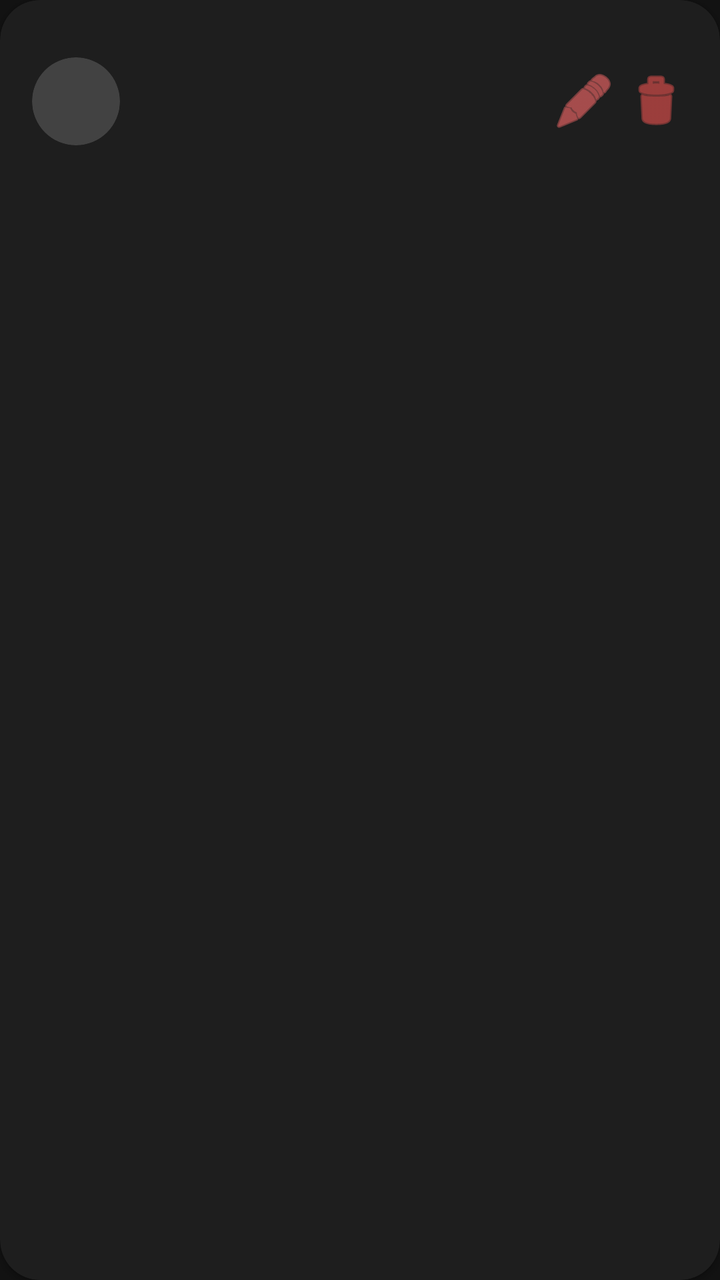
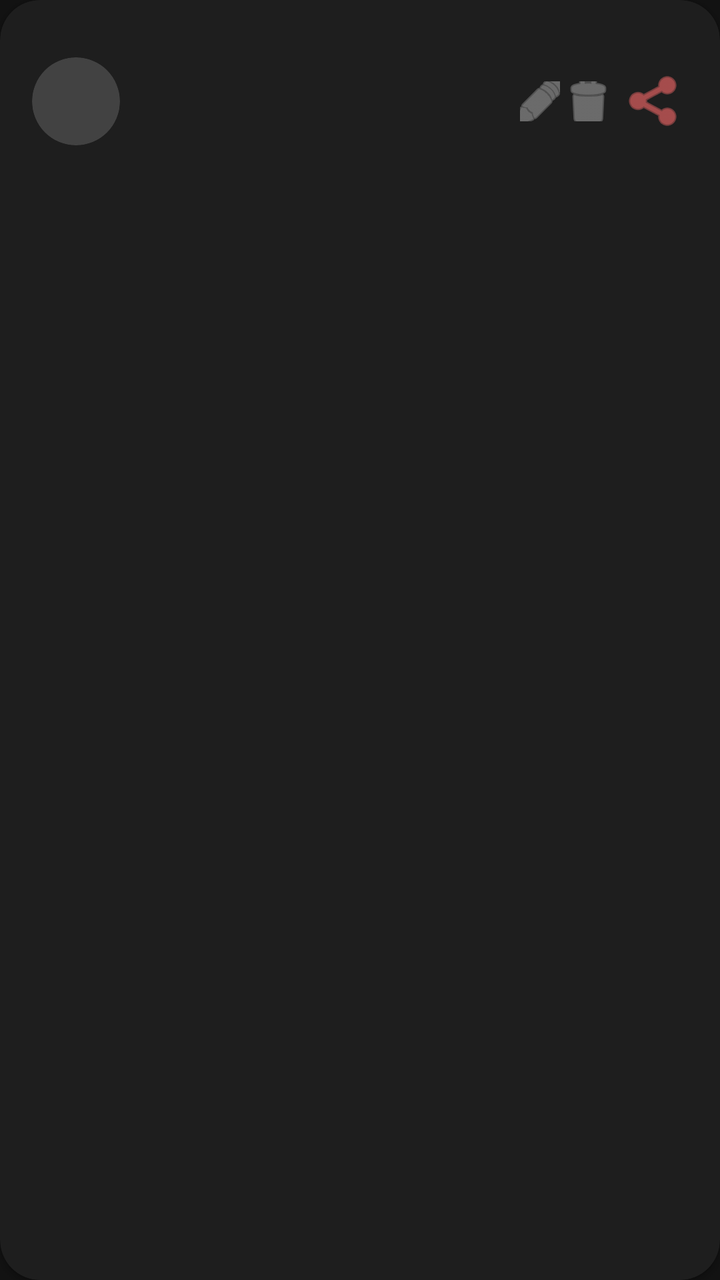

The first picture is an Android layout as it rendered before a commit; the second is the same layout after the commit. The layout source and the unified diff follow.
<!-- AndroidManifest.xml: application theme Theme.FinancialManagement -->
<!-- res/layout/item_transaction.xml -->
<?xml version="1.0" encoding="utf-8"?>
<androidx.cardview.widget.CardView xmlns:android="http://schemas.android.com/apk/res/android"
    xmlns:app="http://schemas.android.com/apk/res-auto"
    android:layout_width="match_parent"
    android:layout_height="wrap_content"
    android:layout_margin="8dp"
    app:cardCornerRadius="20dp"
    app:cardElevation="2dp"
    app:cardBackgroundColor="@color/surface">

    <LinearLayout
        android:layout_width="match_parent"
        android:layout_height="wrap_content"
        android:orientation="horizontal"
        android:padding="16dp"
        android:gravity="center_vertical">

        <androidx.cardview.widget.CardView
            android:layout_width="44dp"
            android:layout_height="44dp"
            app:cardCornerRadius="22dp"
            app:cardElevation="0dp">

            <ImageView
                android:id="@+id/iv_avatar"
                android:layout_width="match_parent"
                android:layout_height="match_parent"
                android:scaleType="centerCrop" />
        </androidx.cardview.widget.CardView>

        <LinearLayout
            android:layout_width="0dp"
            android:layout_height="wrap_content"
            android:layout_weight="1"
            android:layout_marginStart="12dp"
            android:orientation="vertical">

            <LinearLayout
                android:layout_width="match_parent"
                android:layout_height="wrap_content"
                android:orientation="horizontal"
                android:gravity="center_vertical">

                <TextView
                    android:id="@+id/tv_type"
                    android:layout_width="wrap_content"
                    android:layout_height="wrap_content"
                    android:textSize="11sp"
                    android:paddingHorizontal="10dp"
                    android:paddingVertical="4dp"
                    android:textColor="@color/white" />

                <TextView
                    android:id="@+id/tv_amount"
                    android:layout_width="wrap_content"
                    android:layout_height="wrap_content"
                    android:layout_marginStart="10dp"
                    android:textSize="18sp"
                    android:textStyle="bold" />
            </LinearLayout>

            <TextView
                android:id="@+id/tv_person_event"
                android:layout_width="wrap_content"
                android:layout_height="wrap_content"
                android:layout_marginTop="6dp"
                android:textSize="14sp"
                android:textColor="@color/on_surface" />

            <TextView
                android:id="@+id/tv_datetime"
                android:layout_width="wrap_content"
                android:layout_height="wrap_content"
                android:layout_marginTop="4dp"
                android:textSize="12sp"
                android:textColor="@color/gray" />
        </LinearLayout>

        <ImageButton
            android:id="@+id/btn_edit"
            android:layout_width="32dp"
            android:layout_height="32dp"
            android:padding="4dp"
            android:background="?attr/selectableItemBackgroundBorderless"
            android:src="@android:drawable/ic_menu_edit"
            android:tint="@color/primary"
            android:contentDescription="@string/edit_record" />

        <ImageButton
            android:id="@+id/btn_delete"
            android:layout_width="32dp"
            android:layout_height="32dp"
            android:padding="4dp"
            android:layout_marginStart="4dp"
            android:background="?attr/selectableItemBackgroundBorderless"
            android:src="@android:drawable/ic_menu_delete"
            android:tint="@color/expense_red"
            android:contentDescription="@string/delete" />
    </LinearLayout>

</androidx.cardview.widget.CardView>
<!-- resources referenced by this layout -->
<resources>
  <color name="expense_red">#FFEF5350</color>
  <color name="gray">#FF9E9E9E</color>
  <color name="on_surface">#FFFFFFFF</color>
  <color name="primary">#FF6B6B</color>
  <color name="surface">#FF1E1E1E</color>
  <color name="white">#FFFFFFFF</color>
  <string name="delete">删除</string>
  <string name="edit_record">编辑记录</string>
  <style name="Theme.FinancialManagement" parent="Theme.Material3.Dark.NoActionBar">
          <item name="colorPrimary">@color/primary</item>
          <item name="colorPrimaryVariant">@color/primary_dark</item>
          <item name="colorOnPrimary">@color/white</item>
          <item name="colorSecondary">@color/accent</item>
          <item name="colorSecondaryVariant">@color/accent_dark</item>
          <item name="colorOnSecondary">@color/white</item>
          <item name="android:statusBarColor">@color/bg_top</item>
          <item name="android:windowBackground">@color/light_gray</item>
          <item name="materialButtonStyle">@style/Widget.Financial.Button</item>
          <item name="floatingActionButtonStyle">@style/Widget.Financial.FAB</item>
          <item name="android:textColorPrimary">@color/on_surface</item>
          <item name="android:textColorSecondary">@color/on_surface_secondary</item>
          <item name="colorSurface">@color/surface</item>
          <item name="colorOnSurface">@color/on_surface</item>
      </style>
  <color name="primary_dark">#E85555</color>
  <color name="accent">#4ECDC4</color>
  <color name="accent_dark">#3DBBB3</color>
  <color name="bg_top">#FF1E1E1E</color>
  <color name="light_gray">#FF121212</color>
  <style name="Widget.Financial.Button" parent="Widget.Material3.Button">
          <item name="cornerRadius">24dp</item>
          <item name="android:textAllCaps">false</item>
          <item name="android:textStyle">bold</item>
          <item name="android:textColor">@color/white</item>
      </style>
  <style name="Widget.Financial.FAB" parent="Widget.Material3.FloatingActionButton.Primary">
          <item name="backgroundTint">@color/primary</item>
          <item name="tint">@color/white</item>
      </style>
  <color name="on_surface_secondary">#FFB0B0B0</color>
</resources>

<!-- the commit's change to res/layout/item_transaction.xml (unified diff, before → after) -->
@@ -78,24 +78,35 @@
 
         <ImageButton
             android:id="@+id/btn_edit"
-            android:layout_width="32dp"
-            android:layout_height="32dp"
-            android:padding="4dp"
+            android:layout_width="20dp"
+            android:layout_height="20dp"
+            android:padding="2dp"
             android:background="?attr/selectableItemBackgroundBorderless"
             android:src="@android:drawable/ic_menu_edit"
-            android:tint="@color/primary"
+            android:tint="@color/gray"
             android:contentDescription="@string/edit_record" />
 
         <ImageButton
             android:id="@+id/btn_delete"
+            android:layout_width="20dp"
+            android:layout_height="20dp"
+            android:padding="2dp"
+            android:layout_marginStart="4dp"
+            android:background="?attr/selectableItemBackgroundBorderless"
+            android:src="@android:drawable/ic_menu_delete"
+            android:tint="@color/gray"
+            android:contentDescription="@string/delete" />
+
+        <ImageButton
+            android:id="@+id/btn_copy"
             android:layout_width="32dp"
             android:layout_height="32dp"
             android:padding="4dp"
-            android:layout_marginStart="4dp"
+            android:layout_marginStart="8dp"
             android:background="?attr/selectableItemBackgroundBorderless"
-            android:src="@android:drawable/ic_menu_delete"
-            android:tint="@color/expense_red"
-            android:contentDescription="@string/delete" />
+            android:src="@android:drawable/ic_menu_share"
+            android:tint="@color/primary"
+            android:contentDescription="复制" />
     </LinearLayout>
 
 </androidx.cardview.widget.CardView>
<!-- resource entries referenced after the edit -->
@@ -1,6 +1,5 @@
 <!-- resources referenced by this layout -->
 <resources>
-  <color name="expense_red">#FFEF5350</color>
   <color name="gray">#FF9E9E9E</color>
   <color name="on_surface">#FFFFFFFF</color>
   <color name="primary">#FF6B6B</color>
